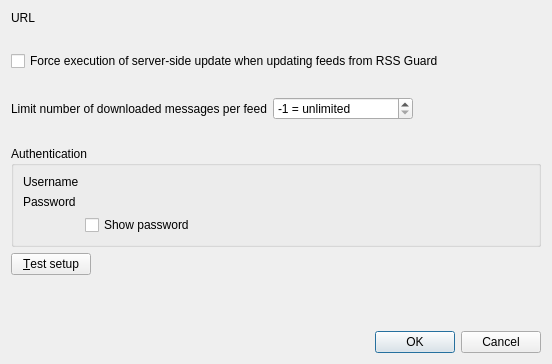
Above: src/services/owncloud/gui/formeditowncloudaccount.ui from martinrotter/rssguard before the change. Below: the same form after it.
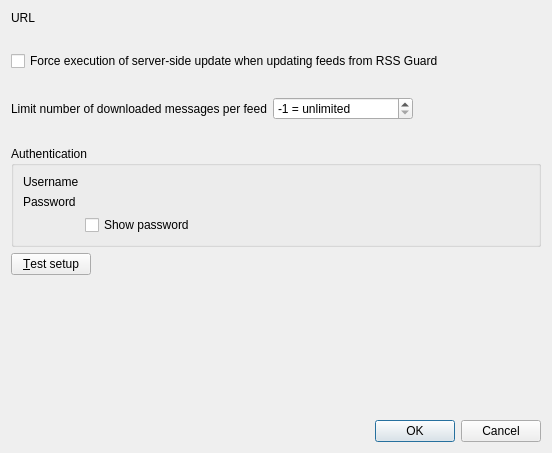
That is the form after the change. Custom widgets are drawn as their Qt base class.

Commit message: Resize dialogs.

Diff of the .ui file:
```diff
--- a/src/services/owncloud/gui/formeditowncloudaccount.ui
+++ b/src/services/owncloud/gui/formeditowncloudaccount.ui
@@ -7,7 +7,7 @@
     <x>0</x>
     <y>0</y>
     <width>552</width>
-    <height>364</height>
+    <height>453</height>
    </rect>
   </property>
   <property name="windowTitle">
```
The commit also changes 2 other files.
